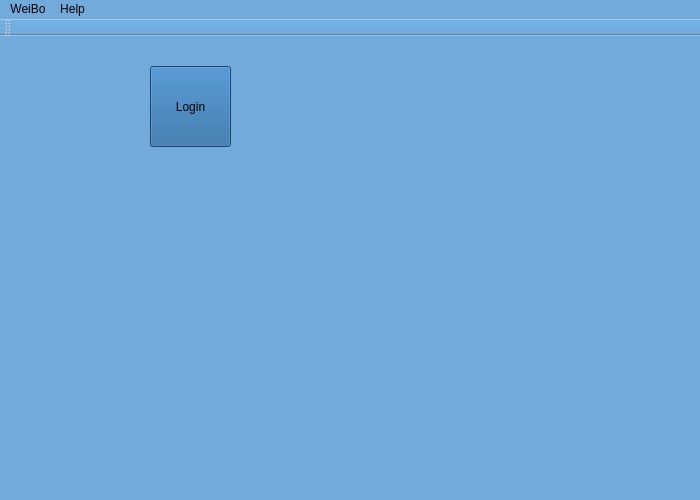
Above: mainwindow.ui from CN-fox/UUWB before the change. Below: the same form after it.
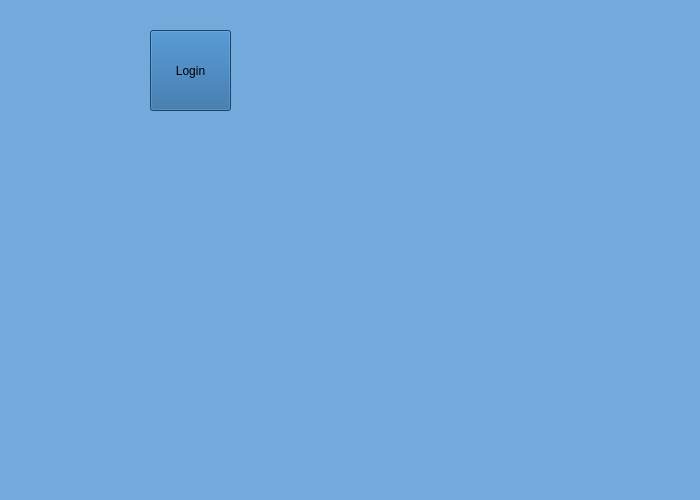
That is the form after the change.

Commit message: remove menu ,actionBar and statusBar

What changed in the file:
```diff
--- a/mainwindow.ui
+++ b/mainwindow.ui
@@ -52,37 +52,6 @@
     </property>
    </widget>
   </widget>
-  <widget class="QMenuBar" name="menuBar">
-   <property name="geometry">
-    <rect>
-     <x>0</x>
-     <y>0</y>
-     <width>700</width>
-     <height>22</height>
-    </rect>
-   </property>
-   <widget class="QMenu" name="menuWeiBo">
-    <property name="title">
-     <string>WeiBo</string>
-    </property>
-   </widget>
-   <widget class="QMenu" name="menuHelp">
-    <property name="title">
-     <string>Help</string>
-    </property>
-    <addaction name="actionAbout"/>
-   </widget>
-   <addaction name="menuWeiBo"/>
-   <addaction name="menuHelp"/>
-  </widget>
-  <widget class="QToolBar" name="mainToolBar">
-   <attribute name="toolBarArea">
-    <enum>TopToolBarArea</enum>
-   </attribute>
-   <attribute name="toolBarBreak">
-    <bool>false</bool>
-   </attribute>
-  </widget>
   <widget class="QStatusBar" name="statusBar"/>
   <action name="actionAbout">
    <property name="text">
```
